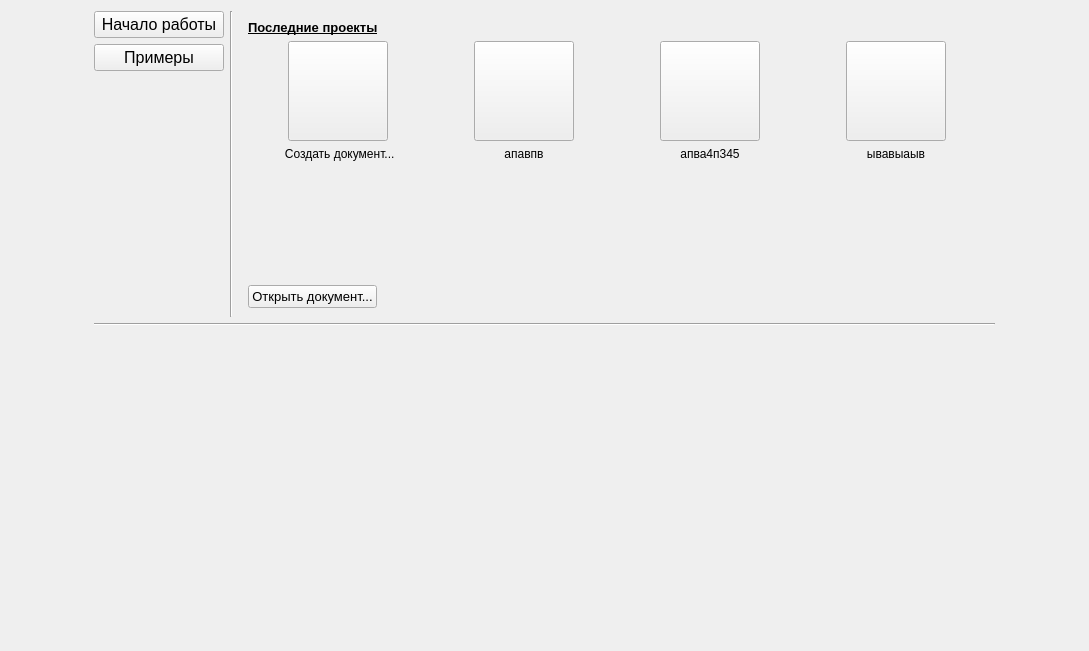
Old version of the form src/Application/GUI/hellowindow.ui in the repository Nisitka/air-trail-generator.
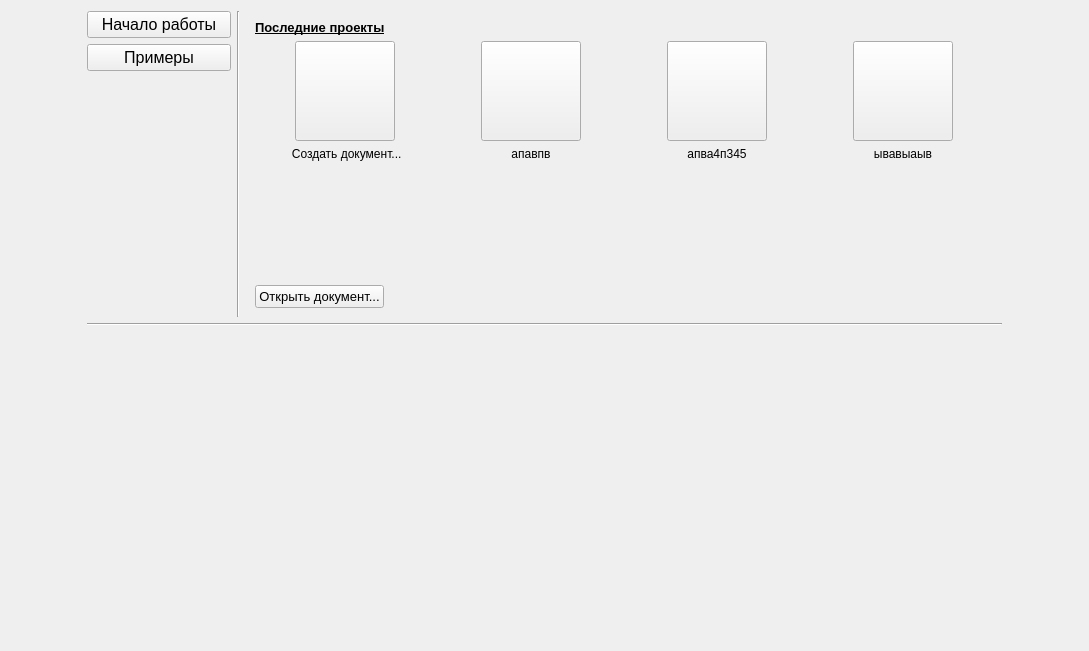
New version of the form.

Diff of the .ui file:
```diff
--- a/src/Application/GUI/hellowindow.ui
+++ b/src/Application/GUI/hellowindow.ui
@@ -41,7 +41,7 @@
               <widget class="QPushButton" name="switchStartWorkPB">
                <property name="minimumSize">
                 <size>
-                 <width>130</width>
+                 <width>144</width>
                  <height>27</height>
                 </size>
                </property>
```
